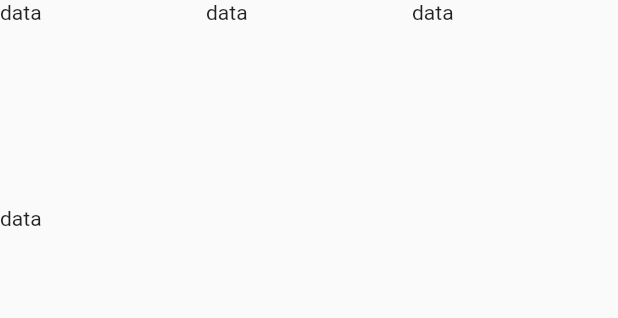
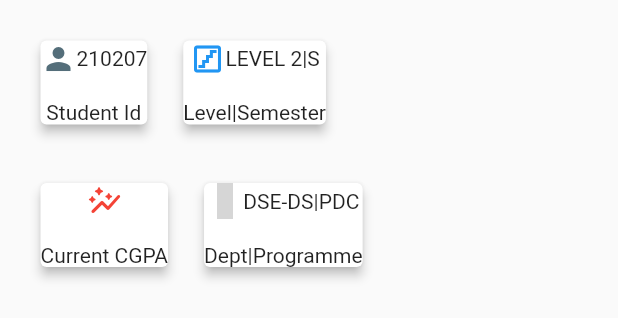
Before and after one commit to Megagonn/Flutter-SQI-apllication, a Flutter app: the Dashboard widget shown alone on an empty page, opened directly, on a phone screen of 412 x 824 dp. Shown: the top 318 px of the screen. Run offline on Flutter 3.47's test engine with Material 2 defaults, Android fonts, the phone set to English and light mode, and no system bars; statements that could not run were skipped; grey boxes are pictures that could not be loaded.

Commit message:
cards were added to the dashboard...

```diff
--- a/lib/dashboard.dart
+++ b/lib/dashboard.dart
@@ -1,26 +1,84 @@
-
 import 'package:flutter/cupertino.dart';
+import 'package:flutter/material.dart';
+import 'package:sqi/color.dart';
 
 class Dashboard extends StatelessWidget {
   const Dashboard({Key? key}) : super(key: key);
   @override
   Widget build(BuildContext context) {
     return Container(
+        padding: EdgeInsets.all(15),
         child: Column(
           children: [
             Container(
-          child: GridView.builder(
-            shrinkWrap: true,
-            gridDelegate: SliverGridDelegateWithFixedCrossAxisCount(
-              crossAxisCount: 3,
+                child: Column(
+              children: [
+                Row(
+                  children: [
+                    MyCard(
+                        icon: Icons.person_sharp,
+                        id: '210207',
+                        label: 'Student Id', color: Colors.blueGrey.shade600,),
+                    MyCard(
+                        icon: Icons.stairs_outlined,
+                        id: "LEVEL 2|S",
+                        label: 'Level|Semester', color: Colors.blue.shade500,)
+                  ],
                 ),
-            itemBuilder: (context, val) {
-              return Text('data');
-            },
-            itemCount: 4,
+                SizedBox(
+                  height: 15,
                 ),
+                Row(
+                  children: [
+                    MyCard(icon: Icons.auto_graph_rounded, id: "", label: "Current CGPA", color: Colors.red.shade500),
+                    MyCard(icon: Icons.class__outlined, id: 'DSE-DS|PDC', label: 'Dept|Programme', color: deepBlue),
+                  ],
                 )
+              ],
+            ))
           ],
         ));
   }
 }
+
+class MyCard extends StatelessWidget {
+  const MyCard(
+      {Key? key, required this.icon, required this.id, required this.label,required this.color})
+      : super(key: key);
+  final IconData icon;
+  final String id;
+  final String label;
+  final Color color;
+  @override
+  Widget build(BuildContext context) {
+    return Container(
+      child: Padding(
+        padding: const EdgeInsets.all(8.0),
+        child: Card(
+          elevation: 3,
+          shadowColor: lgrey,
+          clipBehavior: Clip.hardEdge,
+          child: Column(
+            children: [
+              Row(
+                mainAxisAlignment: MainAxisAlignment.spaceBetween,
+                children: [
+                  Icon(icon, color: color,),
+                  Text(id),
+                ],
+              ),
+              Divider(
+                color: lgrey,
+                thickness: 1,
+              ),
+              Row(
+                mainAxisAlignment: MainAxisAlignment.end,
+                children: [Text(label)],
+              )
+            ],
+          ),
+        ),
+      ),
+    );
+  }
+}
--- a/lib/login.dart
+++ b/lib/login.dart
@@ -6,7 +6,7 @@ import 'package:sqi/resetPassword.dart';
 
 var pass = true;
 bool showPass() {
-  return pass = false;
+  return pass = !pass;
 }
 
 class Login extends StatelessWidget {
@@ -107,21 +107,20 @@ class _PassInpState extends State<PassInp> {
       child: TextFormField(
         obscureText: pass,
         decoration: InputDecoration(
-          // suffix: IconButton(
-          //   icon: Icon(
-          //     Icons.remove_red_eye_sharp,
-          //   ),
-          //   onPressed: () {
-          //     setState(() {
-          //       showPass();
+          suffix: IconButton(
+            icon: Icon(
+              Icons.remove_red_eye_sharp,
+            ),
+            onPressed: () {
+              setState(() {
+                showPass();
 
-          //     });
-          //   },
-          // ),
+              });
+            },
+          ),
           labelText: "Password",
         ),
       ),
     );
   }
 }
-// pass = true;
```
Lines whose indentation alone changed are shown as unchanged.
